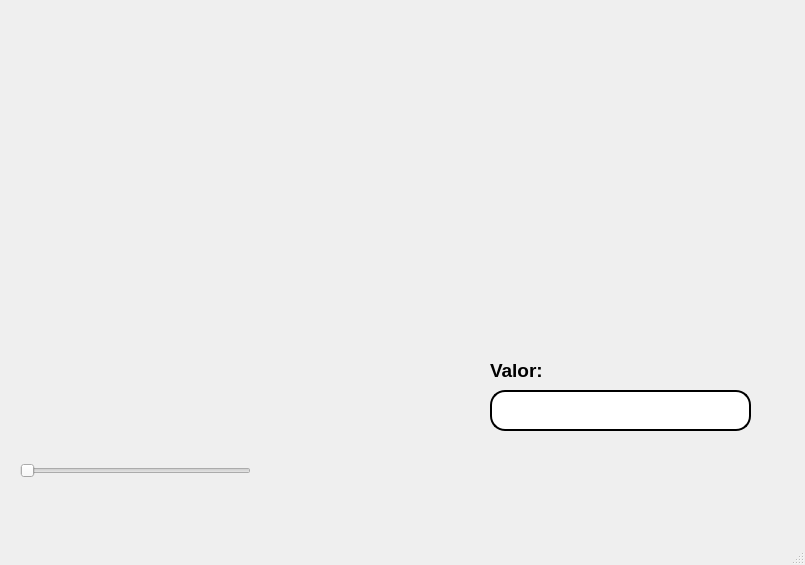
Qt form Unidad II/Trabajo_Clase/P07_HorizontalSlider_Ejemplo.ui (P4B11nn/PIP_2025_Unidad1_Eq5) before a commit.
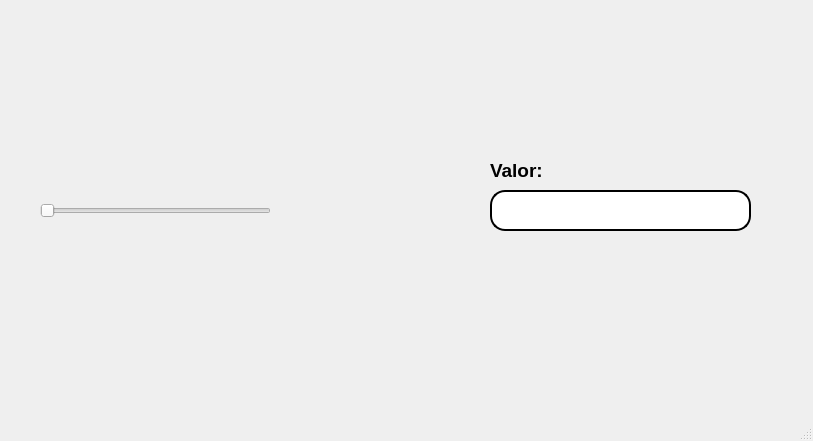
The same form after that commit. Icons and pictures are not drawn.

```diff
--- a/Unidad II/Trabajo_Clase/P07_HorizontalSlider_Ejemplo.ui
+++ b/Unidad II/Trabajo_Clase/P07_HorizontalSlider_Ejemplo.ui
@@ -6,8 +6,8 @@
    <rect>
     <x>0</x>
     <y>0</y>
-    <width>805</width>
-    <height>565</height>
+    <width>813</width>
+    <height>441</height>
    </rect>
   </property>
   <property name="windowTitle">
@@ -115,7 +115,7 @@
     <property name="geometry">
      <rect>
       <x>490</x>
-      <y>390</y>
+      <y>190</y>
       <width>261</width>
       <height>41</height>
      </rect>
@@ -140,7 +140,7 @@
     <property name="geometry">
      <rect>
       <x>490</x>
-      <y>360</y>
+      <y>160</y>
       <width>71</width>
       <height>21</height>
      </rect>
@@ -160,8 +160,8 @@
    <widget class="QSlider" name="HorizontalSlider">
     <property name="geometry">
      <rect>
-      <x>20</x>
-      <y>450</y>
+      <x>40</x>
+      <y>190</y>
       <width>231</width>
       <height>41</height>
      </rect>
```
Left out of the diff: 93 changed lines with no effect on the pictures.
